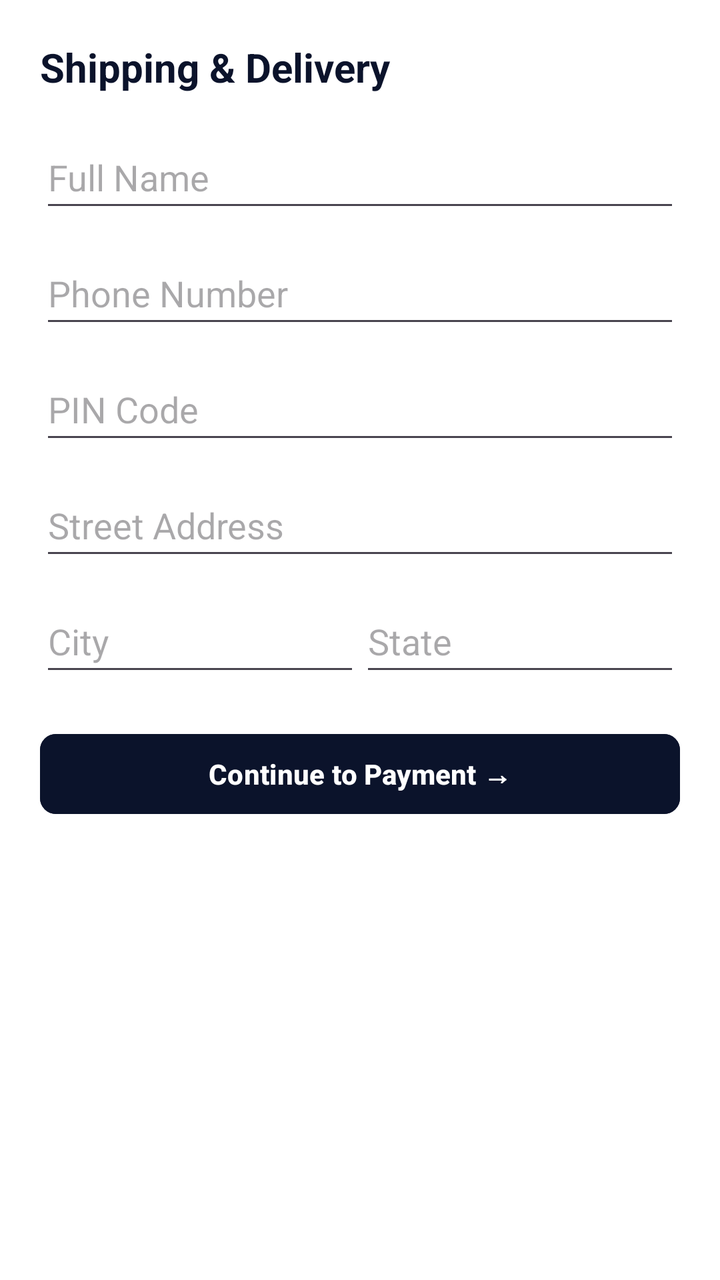
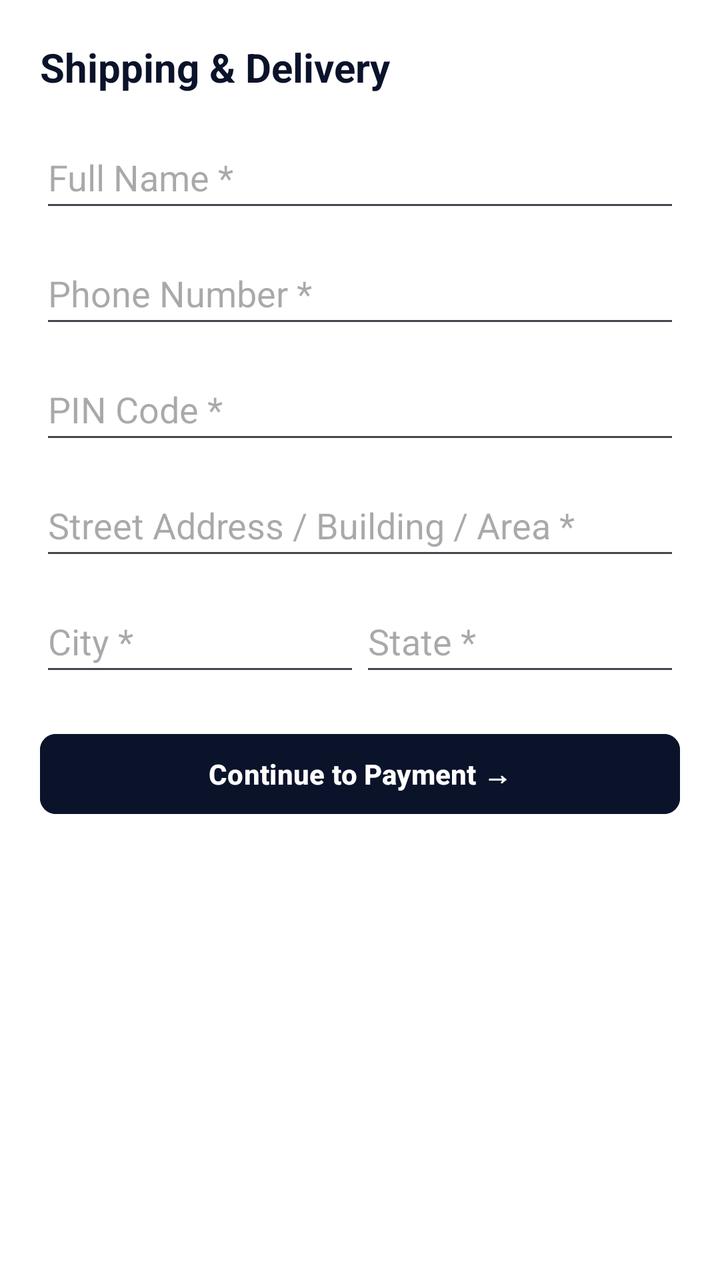

Two renders of the same Android screen: before a commit and after it. Below are the layout's source before the change and the commit's diff.
<!-- AndroidManifest.xml: application theme Theme.OmniEcommercePlatform -->
<!-- res/layout/dialog_checkout.xml -->
<?xml version="1.0" encoding="utf-8"?>
<ScrollView xmlns:android="http://schemas.android.com/apk/res/android"
    xmlns:app="http://schemas.android.com/apk/res-auto"
    android:layout_width="match_parent"
    android:layout_height="wrap_content"
    android:background="#FFFFFF"
    android:padding="20dp">

    <LinearLayout
        android:layout_width="match_parent"
        android:layout_height="wrap_content"
        android:orientation="vertical">

        <TextView
            android:id="@+id/tvCheckoutStepTitle"
            android:layout_width="wrap_content"
            android:layout_height="wrap_content"
            android:text="Shipping &amp; Delivery"
            android:textColor="#0B132B"
            android:textSize="20sp"
            android:textStyle="bold" />

        
        <LinearLayout
            android:id="@+id/layoutStepAddress"
            android:layout_width="match_parent"
            android:layout_height="wrap_content"
            android:layout_marginTop="16dp"
            android:orientation="vertical">

            <EditText
                android:id="@+id/etCheckoutName"
                android:layout_width="match_parent"
                android:layout_height="48dp"
                android:hint="Full Name"
                android:inputType="textPersonName" />

            <EditText
                android:id="@+id/etCheckoutPhone"
                android:layout_width="match_parent"
                android:layout_height="48dp"
                android:layout_marginTop="10dp"
                android:hint="Phone Number"
                android:inputType="phone" />

            <EditText
                android:id="@+id/etCheckoutPincode"
                android:layout_width="match_parent"
                android:layout_height="48dp"
                android:layout_marginTop="10dp"
                android:hint="PIN Code"
                android:inputType="number" />

            <EditText
                android:id="@+id/etCheckoutStreet"
                android:layout_width="match_parent"
                android:layout_height="48dp"
                android:layout_marginTop="10dp"
                android:hint="Street Address"
                android:inputType="textPostalAddress" />

            <LinearLayout
                android:layout_width="match_parent"
                android:layout_height="wrap_content"
                android:layout_marginTop="10dp"
                android:orientation="horizontal">

                <EditText
                    android:id="@+id/etCheckoutCity"
                    android:layout_width="0dp"
                    android:layout_height="48dp"
                    android:layout_weight="1"
                    android:hint="City" />

                <EditText
                    android:id="@+id/etCheckoutState"
                    android:layout_width="0dp"
                    android:layout_height="48dp"
                    android:layout_weight="1"
                    android:hint="State" />
            </LinearLayout>

            <Button
                android:id="@+id/btnToPayment"
                android:layout_width="match_parent"
                android:layout_height="48dp"
                android:layout_marginTop="20dp"
                android:backgroundTint="#0B132B"
                android:text="Continue to Payment →"
                android:textColor="#FFFFFF"
                android:textStyle="bold"
                app:cornerRadius="8dp" />
        </LinearLayout>

        
        <LinearLayout
            android:id="@+id/layoutStepPayment"
            android:layout_width="match_parent"
            android:layout_height="wrap_content"
            android:layout_marginTop="16dp"
            android:orientation="vertical"
            android:visibility="gone">

            <RadioGroup
                android:id="@+id/rgPayment"
                android:layout_width="match_parent"
                android:layout_height="wrap_content">

                <RadioButton
                    android:id="@+id/rbUpi"
                    android:layout_width="match_parent"
                    android:layout_height="wrap_content"
                    android:checked="true"
                    android:padding="10dp"
                    android:text="UPI (Google Pay / PhonePe)" />

                <RadioButton
                    android:id="@+id/rbCard"
                    android:layout_width="match_parent"
                    android:layout_height="wrap_content"
                    android:padding="10dp"
                    android:text="Credit / Debit Card" />

                <RadioButton
                    android:id="@+id/rbCod"
                    android:layout_width="match_parent"
                    android:layout_height="wrap_content"
                    android:padding="10dp"
                    android:text="Cash on Delivery (COD)" />
            </RadioGroup>

            <Button
                android:id="@+id/btnConfirmOrder"
                android:layout_width="match_parent"
                android:layout_height="48dp"
                android:layout_marginTop="20dp"
                android:backgroundTint="#0B132B"
                android:text="Confirm &amp; Place Order"
                android:textColor="#FFFFFF"
                android:textStyle="bold"
                app:cornerRadius="8dp" />
        </LinearLayout>

        
        <LinearLayout
            android:id="@+id/layoutStepSuccess"
            android:layout_width="match_parent"
            android:layout_height="wrap_content"
            android:layout_marginTop="16dp"
            android:gravity="center"
            android:orientation="vertical"
            android:visibility="gone">

            <TextView
                android:layout_width="wrap_content"
                android:layout_height="wrap_content"
                android:text="Order Placed Successfully!"
                android:textColor="#0B132B"
                android:textSize="20sp"
                android:textStyle="bold" />

            <TextView
                android:id="@+id/tvReceiptOrderId"
                android:layout_width="wrap_content"
                android:layout_height="wrap_content"
                android:layout_marginTop="6dp"
                android:textColor="#E63946"
                android:textSize="14sp"
                android:textStyle="bold" />

            <Button
                android:id="@+id/btnCloseReceipt"
                android:layout_width="match_parent"
                android:layout_height="48dp"
                android:layout_marginTop="20dp"
                android:backgroundTint="#0B132B"
                android:text="Back to Store"
                android:textColor="#FFFFFF"
                android:textStyle="bold"
                app:cornerRadius="8dp" />
        </LinearLayout>
    </LinearLayout>
</ScrollView>
<!-- resources referenced by this layout -->
<resources>
  <style name="Theme.OmniEcommercePlatform" parent="Base.Theme.OmniEcommercePlatform" />
  <style name="Base.Theme.OmniEcommercePlatform" parent="Theme.Material3.DayNight.NoActionBar">
          
          
      </style>
</resources>

<!-- the commit's change to res/layout/dialog_checkout.xml (unified diff, before → after) -->
@@ -32,7 +32,7 @@
                 android:id="@+id/etCheckoutName"
                 android:layout_width="match_parent"
                 android:layout_height="48dp"
-                android:hint="Full Name"
+                android:hint="Full Name *"
                 android:inputType="textPersonName" />
 
             <EditText
@@ -40,7 +40,7 @@
                 android:layout_width="match_parent"
                 android:layout_height="48dp"
                 android:layout_marginTop="10dp"
-                android:hint="Phone Number"
+                android:hint="Phone Number *"
                 android:inputType="phone" />
 
             <EditText
@@ -48,7 +48,7 @@
                 android:layout_width="match_parent"
                 android:layout_height="48dp"
                 android:layout_marginTop="10dp"
-                android:hint="PIN Code"
+                android:hint="PIN Code *"
                 android:inputType="number" />
 
             <EditText
@@ -56,7 +56,7 @@
                 android:layout_width="match_parent"
                 android:layout_height="48dp"
                 android:layout_marginTop="10dp"
-                android:hint="Street Address"
+                android:hint="Street Address / Building / Area *"
                 android:inputType="textPostalAddress" />
 
             <LinearLayout
@@ -70,14 +70,14 @@
                     android:layout_width="0dp"
                     android:layout_height="48dp"
                     android:layout_weight="1"
-                    android:hint="City" />
+                    android:hint="City *" />
 
                 <EditText
                     android:id="@+id/etCheckoutState"
                     android:layout_width="0dp"
                     android:layout_height="48dp"
                     android:layout_weight="1"
-                    android:hint="State" />
+                    android:hint="State *" />
             </LinearLayout>
 
             <Button
